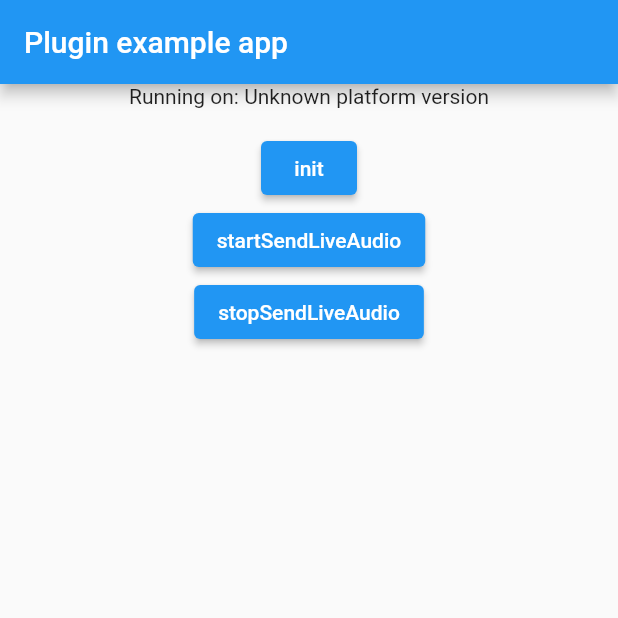
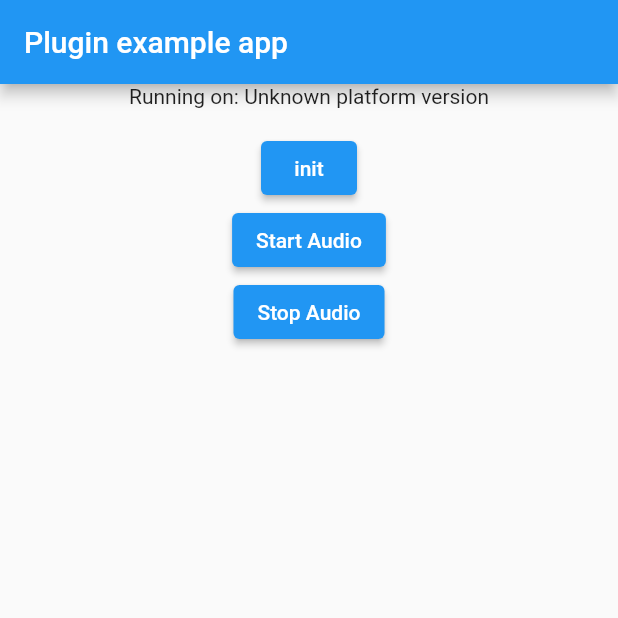
Before and after one commit to flowy-live/flowy_multimedia_flutter_sdk, a Flutter app: the screen it shows after launch, on a phone screen of 412 x 824 dp, the top half of it. Run offline on Flutter 3.47's test engine with Material 2 defaults, Android fonts, the phone set to English and light mode, and no system bars; our stand-ins replace plugin_platform_interface.

```diff
--- a/example/lib/main.dart
+++ b/example/lib/main.dart
@@ -68,13 +68,13 @@ class _MyAppState extends State<MyApp> {
                 onPressed: () async {
                   await _flowyMultimediaPlugin.startSendLiveAudio();
                 },
-                child: const Text('startSendLiveAudio'),
+                child: const Text('Start Audio'),
               ),
               ElevatedButton(
                 onPressed: () async {
                   await _flowyMultimediaPlugin.stopSendLiveAudio();
                 },
-                child: const Text('stopSendLiveAudio'),
+                child: const Text('Stop Audio'),
               ),
             ],
           ),
```
